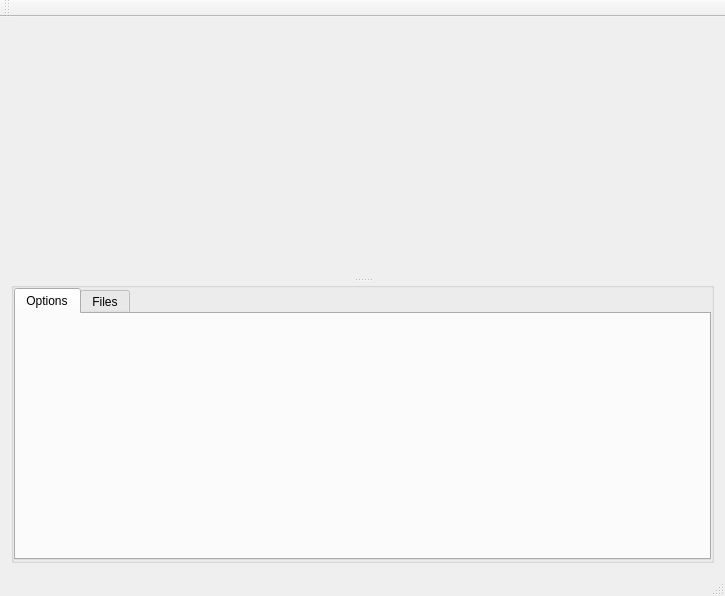
Qt form mainwindow.ui (andreisebastianc/Cloud-movement-detection-in-satellite-images) before a commit.
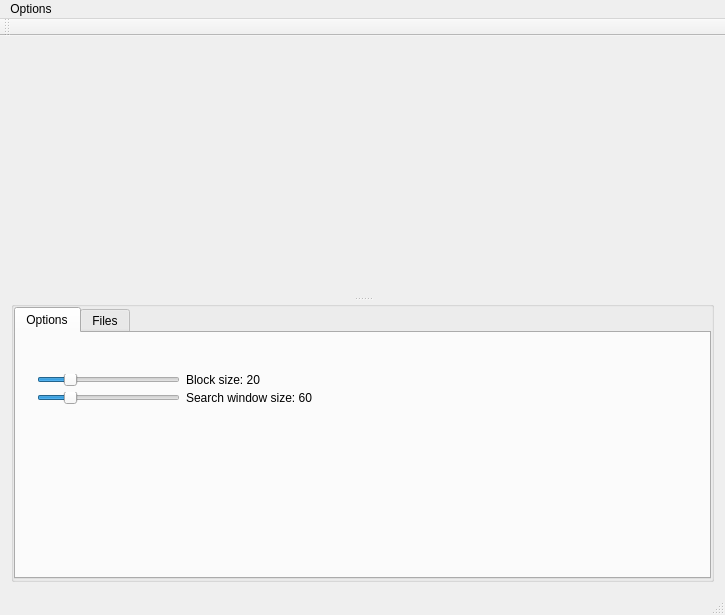
The same form after that commit. The open tabs and pages were chosen to show the change.

Commit message: Small updates to interface: change displayed image by selecting items in the list widget that displays the filename of all the images selected; block size and search window size interface controllers. Added logic to the ImagesHandler class. It doesn't do anything at the moment except go through an image and build a matrix for each block.

```diff
--- a/mainwindow.ui
+++ b/mainwindow.ui
@@ -72,6 +72,82 @@
            <attribute name="title">
             <string>Options</string>
            </attribute>
+           <widget class="QWidget" name="layoutWidget">
+            <property name="geometry">
+             <rect>
+              <x>10</x>
+              <y>30</y>
+              <width>311</width>
+              <height>52</height>
+             </rect>
+            </property>
+            <layout class="QGridLayout" name="gridLayout_4">
+             <item row="0" column="0">
+              <widget class="QSlider" name="blockSizeSlider">
+               <property name="maximum">
+                <number>100</number>
+               </property>
+               <property name="value">
+                <number>20</number>
+               </property>
+               <property name="orientation">
+                <enum>Qt::Horizontal</enum>
+               </property>
+              </widget>
+             </item>
+             <item row="0" column="1">
+              <widget class="QLabel" name="blockSizeLabel">
+               <property name="minimumSize">
+                <size>
+                 <width>140</width>
+                 <height>0</height>
+                </size>
+               </property>
+               <property name="maximumSize">
+                <size>
+                 <width>140</width>
+                 <height>16777215</height>
+                </size>
+               </property>
+               <property name="text">
+                <string>Block size: 20</string>
+               </property>
+              </widget>
+             </item>
+             <item row="1" column="0">
+              <widget class="QSlider" name="searchWindowSlider">
+               <property name="maximum">
+                <number>300</number>
+               </property>
+               <property name="value">
+                <number>60</number>
+               </property>
+               <property name="orientation">
+                <enum>Qt::Horizontal</enum>
+               </property>
+              </widget>
+             </item>
+             <item row="1" column="1">
+              <widget class="QLabel" name="searchWindowLabel">
+               <property name="minimumSize">
+                <size>
+                 <width>140</width>
+                 <height>0</height>
+                </size>
+               </property>
+               <property name="maximumSize">
+                <size>
+                 <width>140</width>
+                 <height>16777215</height>
+                </size>
+               </property>
+               <property name="text">
+                <string>Search window size: 60</string>
+               </property>
+              </widget>
+             </item>
+            </layout>
+           </widget>
           </widget>
           <widget class="QWidget" name="filesTab">
            <attribute name="title">
@@ -128,6 +204,13 @@
      <height>20</height>
     </rect>
    </property>
+   <widget class="QMenu" name="menuOptions">
+    <property name="title">
+     <string>Options</string>
+    </property>
+    <addaction name="actionRun"/>
+   </widget>
+   <addaction name="menuOptions"/>
   </widget>
   <widget class="QToolBar" name="mainToolBar">
    <attribute name="toolBarArea">
```
Left out of the diff: 10 changed lines with no effect on the pictures. The commit also changes 4 other files.
